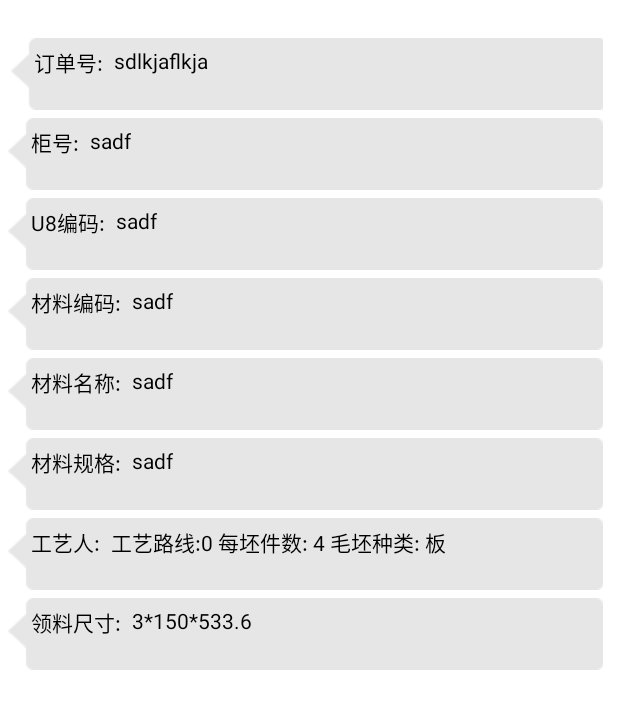
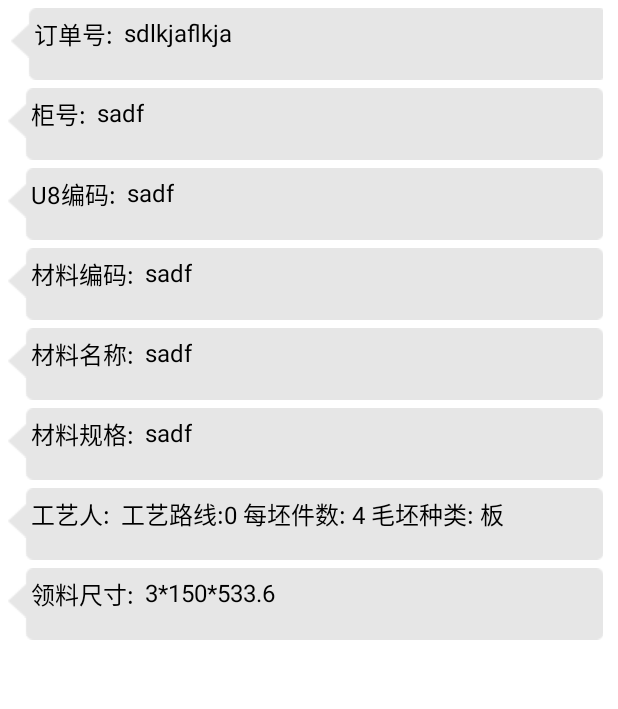
Before and after one commit to txxmfnn/Shinva, an Android app: the fragment AllPlanFragment shown on its own in the app's theme, on a phone screen of 412 x 824 dp. Shown: the top 709 px of the screen. Run offline under Robolectric (Android 15) with nearby library versions, the phone set to English and light mode, and no system bars; libraries missing offline, so code that uses them is left out: cz.msebera.android; network calls fail; 2 statements that could not run were skipped.

Commit message:
增加订单查询综合页面

```diff
--- a/app/src/main/java/com/yanz/machine/shinva/PlanSearchActivity.java
+++ b/app/src/main/java/com/yanz/machine/shinva/PlanSearchActivity.java
@@ -144,9 +144,6 @@ public class PlanSearchActivity extends FragmentActivity implements View.OnClick
 
 
     }
-
-
-
     public  void initData(){
         System.out.println("开始加载数据...");
 
@@ -226,10 +223,10 @@ public class PlanSearchActivity extends FragmentActivity implements View.OnClick
             case R.id.id_ll_planInfo://计划信息
                 currentPosition = 0 ;
                 break;
-            case R.id.id_ll_planDetail://派工明细
+            case R.id.id_ll_dispatching://派工明细
                 currentPosition = 1;
                 break;
-            case R.id.id_ll_dispatching://汇报明细
+            case R.id.id_ll_planDetail://汇报明细
                 currentPosition = 2;
                 break;
             case R.id.id_ll_logisticPlan://物流明细
@@ -266,9 +263,9 @@ public class PlanSearchActivity extends FragmentActivity implements View.OnClick
         Resources resources = getResources();
         mPlanInfo.setTextColor(currentPosition == 0 ? resources.getColor(R.color.text_color_press) : resources.getColor(R.color.text_color_normal));
 
-        mPlanDetail.setTextColor(currentPosition == 1 ? resources.getColor(R.color.text_color_press) : resources.getColor(R.color.text_color_normal));
+        mPlanDetail.setTextColor(currentPosition == 2 ? resources.getColor(R.color.text_color_press) : resources.getColor(R.color.text_color_normal));
 
-        mDispatching.setTextColor(currentPosition == 2 ? resources.getColor(R.color.text_color_press):resources.getColor(R.color.text_color_normal));
+        mDispatching.setTextColor(currentPosition == 1 ? resources.getColor(R.color.text_color_press):resources.getColor(R.color.text_color_normal));
 
         mLogisticPlan.setTextColor(currentPosition == 3 ? resources.getColor(R.color.text_color_press) : resources.getColor(R.color.text_color_normal));
 
--- a/app/src/main/java/com/yanz/machine/shinva/planSearch/AllPlanFragment.java
+++ b/app/src/main/java/com/yanz/machine/shinva/planSearch/AllPlanFragment.java
@@ -10,13 +10,26 @@ import android.view.View;
 import android.view.ViewGroup;
 import android.widget.TextView;
 
+import com.google.gson.Gson;
+import com.google.gson.reflect.TypeToken;
+import com.loopj.android.http.AsyncHttpClient;
+import com.loopj.android.http.RequestParams;
+import com.loopj.android.http.TextHttpResponseHandler;
 import com.yanz.machine.shinva.R;
+import com.yanz.machine.shinva.entity.SPlan;
+import com.yanz.machine.shinva.util.HttpUtil;
+
+import java.util.List;
+
+import cz.msebera.android.httpclient.Header;
 
 
 public class AllPlanFragment extends Fragment {
-
+    private String uri = "/splan/find";
     private View mMainView;
-    private TextView tv_planAll_dingdanCode;
+    private String planCode ;
+    private TextView tvGuiHao,tvDingdan,tvU8,tvStockCode,tvStockName,tvStockGuige,tvGyr,tvLingliao;
+    private List<SPlan> sPlanList;
     public AllPlanFragment() {
 
     }
@@ -36,7 +49,8 @@ public class AllPlanFragment extends Fragment {
     @Override
     public void onActivityCreated(@Nullable Bundle savedInstanceState) {
         super.onActivityCreated(savedInstanceState);
-
+        planCode = getActivity().getIntent().getStringExtra("planCode");
+        initData();
     }
 
     @Nullable
@@ -44,9 +58,51 @@ public class AllPlanFragment extends Fragment {
     public View onCreateView(LayoutInflater inflater, @Nullable ViewGroup container, @Nullable Bundle savedInstanceState) {
 
         mMainView = inflater.inflate(R.layout.fragment_all_plan,(ViewGroup) getActivity().findViewById(R.id.pager),false);
-        /*tv_planAll_test = (TextView) mMainView.findViewById(R.id.tv_planAll_test);
-        tv_planAll_test.setText("加载成功");*/
-
+        tvGuiHao = (TextView) mMainView.findViewById(R.id.tv_planAll_guihaoCode);
+        tvDingdan = (TextView) mMainView.findViewById(R.id.tv_planAll_dingdanCode);
+        tvU8 = (TextView) mMainView.findViewById(R.id.tv_planAll_u8Code);
+        tvStockCode = (TextView) mMainView.findViewById(R.id.tv_planAll_stockCode);
+        tvStockName = (TextView) mMainView.findViewById(R.id.tv_planAll_stockNameCode);
+        tvStockGuige = (TextView) mMainView.findViewById(R.id.tv_planAll_stockPtdCode);
+        tvGyr = (TextView) mMainView.findViewById(R.id.tv_planAll_gyrCode);
+        tvLingliao = (TextView) mMainView.findViewById(R.id.tv_planAll_llccCode);
         return mMainView;
     }
+
+    protected void initData(){
+        String url = HttpUtil.BASE_URL+uri;
+        RequestParams params = new RequestParams();
+        params.put("planCode",planCode);
+        AsyncHttpClient client = new AsyncHttpClient();
+        client.post(url, params, new TextHttpResponseHandler() {
+            @Override
+            public void onFailure(int statusCode, Header[] headers, String responseString, Throwable throwable) {
+
+            }
+
+            @Override
+            public void onSuccess(int statusCode, Header[] headers, String responseString) {
+                if (responseString.contains("true@@")){
+                    String[] message = responseString.split("@@");
+                    String result = message[1];
+                    Gson gson = new Gson();
+                    sPlanList = gson.fromJson(result,new TypeToken<List<SPlan>>(){}.getType());
+                    loadData();
+                }
+            }
+        });
+    }
+    private void loadData(){
+        SPlan sPlan = new SPlan();
+        sPlan = sPlanList.get(0);
+        tvGuiHao.setText(sPlan.getCwpCntrNo());
+        tvDingdan.setText(sPlan.getCwpOutPlanCode());
+        tvU8.setText(sPlan.getCwpErpCode());
+        tvStockCode.setText(sPlan.getCwpMaterialCode());
+        tvStockName.setText(sPlan.getCwpMaterialName());
+        tvStockGuige.setText(sPlan.getCwpMaterialStd());
+        tvGyr.setText(sPlan.getCwpSjr()+" 工艺路线:"+sPlan.getCwpSjrq()+" 每坯件数:"+sPlan.getCwpMpjs()+" 毛坯种类:"+sPlan.getCwpMpzl());
+        tvLingliao.setText(sPlan.getCwpLlcc());
+        tvStockGuige.setTextColor(getResources().getColor(R.color.tv_Red));
+    }
 }
--- a/app/src/main/res/layout/fragment_all_plan.xml
+++ b/app/src/main/res/layout/fragment_all_plan.xml
@@ -10,7 +10,7 @@
         android:layout_height="match_parent"
         android:background="@color/bg_White"
         android:orientation="vertical"
-        android:paddingTop="20dp"
+
         android:paddingRight="10dp">
         <RelativeLayout
             android:id="@+id/rl_planAll_first"
@@ -27,7 +27,7 @@
                 android:text="订单号:"
 
                 android:textColor="@color/black"
-                android:textSize="14sp"
+                android:textSize="16sp"
                 android:layout_width="wrap_content"
                 android:layout_height="wrap_content"/>
             <TextView
@@ -35,7 +35,7 @@
                 android:layout_marginLeft="7dp"
                 android:layout_toRightOf="@+id/tv_planAll_dingdan"
                 android:text="sdlkjaflkja"
-                android:textSize="14sp"
+                android:textSize="16sp"
                 android:textColor="@color/black"
                 android:layout_width="wrap_content"
                 android:layout_height="wrap_content"/>
@@ -56,7 +56,7 @@
                 android:paddingLeft="10dp"
                 android:text="柜号:"
                 android:textColor="@color/black"
-                android:textSize="14sp"
+                android:textSize="16sp"
                 android:layout_width="wrap_content"
                 android:layout_height="wrap_content"/>
             <TextView
@@ -64,7 +64,7 @@
                 android:layout_marginLeft="7dp"
                 android:layout_toRightOf="@+id/tv_planAll_guihao"
                 android:text="sadf"
-                android:textSize="14sp"
+                android:textSize="16sp"
                 android:textColor="@color/black"
                 android:layout_width="wrap_content"
                 android:layout_height="wrap_content"/>
@@ -85,7 +85,7 @@
                 android:paddingLeft="10dp"
                 android:text="U8编码:"
                 android:textColor="@color/black"
-                android:textSize="14sp"
+                android:textSize="16sp"
                 android:layout_width="wrap_content"
                 android:layout_height="wrap_content"/>
             <TextView
@@ -93,7 +93,7 @@
                 android:layout_marginLeft="7dp"
                 android:layout_toRightOf="@+id/tv_planAll_u8"
                 android:text="sadf"
-                android:textSize="14sp"
+                android:textSize="16sp"
                 android:textColor="@color/black"
                 android:layout_width="wrap_content"
                 android:layout_height="wrap_content"/>
@@ -114,7 +114,7 @@
                 android:paddingLeft="10dp"
                 android:text="材料编码:"
                 android:textColor="@color/black"
-                android:textSize="14sp"
+                android:textSize="16sp"
                 android:layout_width="wrap_content"
                 android:layout_height="wrap_content"/>
             <TextView
@@ -122,7 +122,7 @@
                 android:layout_marginLeft="7dp"
                 android:layout_toRightOf="@+id/tv_planAll_stock"
                 android:text="sadf"
-                android:textSize="14sp"
+                android:textSize="16sp"
                 android:textColor="@color/black"
                 android:layout_width="wrap_content"
                 android:layout_height="wrap_content"/>
@@ -143,7 +143,7 @@
                 android:paddingLeft="10dp"
                 android:text="材料名称:"
                 android:textColor="@color/black"
-                android:textSize="14sp"
+                android:textSize="16sp"
                 android:layout_width="wrap_content"
                 android:layout_height="wrap_content"/>
             <TextView
@@ -151,7 +151,7 @@
                 android:layout_marginLeft="7dp"
                 android:layout_toRightOf="@+id/tv_planAll_stockName"
                 android:text="sadf"
-                android:textSize="14sp"
+                android:textSize="16sp"
                 android:textColor="@color/black"
                 android:layout_width="wrap_content"
                 android:layout_height="wrap_content"/>
@@ -172,7 +172,7 @@
                 android:paddingLeft="10dp"
                 android:text="材料规格:"
                 android:textColor="@color/black"
-                android:textSize="14sp"
+                android:textSize="16sp"
                 android:layout_width="wrap_content"
                 android:layout_height="wrap_content"/>
             <TextView
@@ -180,7 +180,7 @@
                 android:layout_marginLeft="7dp"
                 android:layout_toRightOf="@+id/tv_planAll_stockPtd"
                 android:text="sadf"
-                android:textSize="14sp"
+                android:textSize="16sp"
                 android:textColor="@color/black"
                 android:layout_width="wrap_content"
                 android:layout_height="wrap_content"/>
@@ -201,7 +201,7 @@
                 android:paddingLeft="10dp"
                 android:text="工艺人:"
                 android:textColor="@color/black"
-                android:textSize="14sp"
+                android:textSize="16sp"
                 android:layout_width="wrap_content"
                 android:layout_height="wrap_content"/>
             <TextView
@@ -209,7 +209,7 @@
                 android:layout_marginLeft="7dp"
                 android:layout_toRightOf="@+id/tv_planAll_gyr"
                 android:text="工艺路线:0 每坯件数: 4 毛坯种类: 板"
-                android:textSize="14sp"
+                android:textSize="16sp"
                 android:textColor="@color/black"
                 android:layout_width="wrap_content"
                 android:layout_height="wrap_content"/>
@@ -230,7 +230,7 @@
                 android:paddingLeft="10dp"
                 android:text="领料尺寸:"
                 android:textColor="@color/black"
-                android:textSize="14sp"
+                android:textSize="16sp"
                 android:layout_width="wrap_content"
                 android:layout_height="wrap_content"/>
             <TextView
@@ -238,7 +238,7 @@
                 android:layout_marginLeft="7dp"
                 android:layout_toRightOf="@+id/tv_planAll_llcc"
                 android:text="3*150*533.6"
-                android:textSize="14sp"
+                android:textSize="16sp"
                 android:textColor="@color/black"
                 android:layout_width="wrap_content"
                 android:layout_height="wrap_content"/>
--- a/app/src/main/res/layout/top.xml
+++ b/app/src/main/res/layout/top.xml
@@ -40,7 +40,7 @@
                 android:layout_width="wrap_content"
                 android:layout_height="wrap_content"
                 android:textColor="#000000"
-                android:text="汇报" />
+                android:text="派工" />
         </LinearLayout>
 
         <LinearLayout
@@ -55,7 +55,7 @@
                 android:layout_height="wrap_content"
                 android:textColor="#000000"
                 android:id="@+id/id_tv_dispathing"
-                android:text="派工" />
+                android:text="汇报" />
         </LinearLayout>
         <LinearLayout
             android:id="@+id/id_ll_logisticPlan"
```
